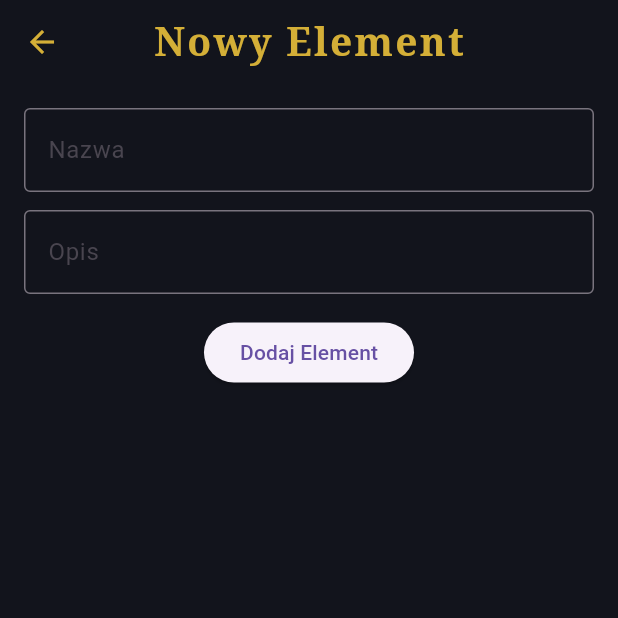
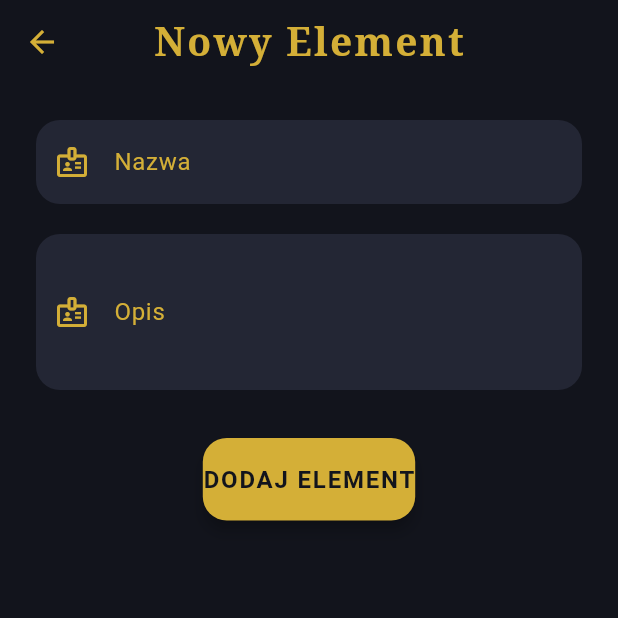
Before and after one commit to Maciej178914/PotterDex, a Flutter app: the SelectedListScreen screen opened directly with empty values, after a tap on the "add" icon, on a phone screen of 412 x 824 dp, the top half of it. Run offline on Flutter 3.47's test engine with Material 3 defaults, Android fonts, the phone set to English and light mode, and no system bars; our stand-ins replace hive_ce_flutter; accounts and stored records are empty; network calls fail.

Commit message:
lokalna bazy danych Hive | implementacja, wykorzystanie

```diff
--- a/lib/main.dart
+++ b/lib/main.dart
@@ -1,10 +1,18 @@
 import 'package:flutter/material.dart';
 import 'package:http/http.dart' as http;
 import 'package:hive_ce_flutter/hive_flutter.dart';
-import 'package:hive_ce/hive.dart';
 import 'dart:convert';
 
-void main() {
+void main() async {
+  WidgetsFlutterBinding.ensureInitialized();
+
+  await Hive.initFlutter();
+  await Hive.openBox("Postacie");
+  await Hive.openBox("Zaklecia");
+  await Hive.openBox("Studenci");
+  await Hive.openBox("Personel");
+  await Hive.openBox("Ulubione");
+
   runApp(const MyApp());
 }
 
@@ -58,7 +66,7 @@ class _HomeScreenState extends State<HomeScreen> {
 
   final List<Map<String, dynamic>> categories = [
     {"title": "Postacie", "icon": Icons.people_alt_outlined},
-    {"title": "Zaklęcia", "icon": Icons.auto_fix_high},
+    {"title": "Zaklecia", "icon": Icons.auto_fix_high},
     {"title": "Studenci", "icon": Icons.school},
     {"title": "Personel", "icon": Icons.home_repair_service},
   ];
@@ -140,28 +148,6 @@ class _HomeScreenState extends State<HomeScreen> {
   }
 }
 
-class Record {
-  final String id, name, description, image;
-
-  Record(this.image, {required this.id, required this.name, required this.description});
-}
-
-class RecordCard extends StatelessWidget{
-  final Record record;
-
-  const RecordCard({super.key, required this.record});
-
-  @override
-  Widget build(BuildContext context) {
-    return Card(
-      child: ListTile(
-        title: Text(record.name),
-        subtitle: Text(record.description),
-      ),
-    );
-  }
-}
-
 class SelectedListScreen extends StatefulWidget {
   final name;
 
@@ -172,21 +158,27 @@ class SelectedListScreen extends StatefulWidget {
 }
 
 class _SelectedListScreenState extends State<SelectedListScreen> {
-  final nameOfPage;
+  final String nameOfPage;
   bool isAddButtonVisable = false;
   late Future<List<Record>> recordsFuture;
+  late String showPageName;
 
   _SelectedListScreenState({required this.nameOfPage});
 
   @override
   void initState() {
     super.initState();
+    showPageName = nameOfPage;
 
     if(nameOfPage != "Ulubione") {
       isAddButtonVisable = true;
-      recordsFuture = ApiService.fetchTasks(nameOfPage);
+      recordsFuture = loadRecords(nameOfPage);
     } else {
       recordsFuture = Future.value([]);
+    }
+
+    if(nameOfPage == "Zaklecia") {
+      showPageName = "Zaklęcia";
     }
   }
 
@@ -194,7 +186,7 @@ class _SelectedListScreenState extends State<SelectedListScreen> {
   Widget build(BuildContext context) {
     return Scaffold(
       appBar: AppBar(
-        title: Text("$nameOfPage"),
+        title: Text("$showPageName"),
       ),
       body: Center(
         child: Column(
@@ -238,12 +230,13 @@ class _SelectedListScreenState extends State<SelectedListScreen> {
           onPressed: () async {
             final Record? newRecord = await Navigator.push(
               context,
-              MaterialPageRoute(builder: (context) => AddRecordScreen()),
+              MaterialPageRoute(builder: (context) => AddRecordScreen(nameOfPage: nameOfPage)),
             );
 
             if(newRecord != null) {
               setState(() {
-                // recordsFuture.add(newRecord);
+                addRecord(nameOfPage, newRecord);
+                recordsFuture = loadRecords(nameOfPage);
               });
             }
           },
@@ -264,7 +257,9 @@ class _SelectedListScreenState extends State<SelectedListScreen> {
 }
 
 class AddRecordScreen extends StatelessWidget {
-  AddRecordScreen({super.key});
+  final String nameOfPage;
+
+  AddRecordScreen({super.key, required this.nameOfPage});
 
   final TextEditingController nameController = TextEditingController();
   final TextEditingController descriptionController = TextEditingController();
@@ -276,36 +271,139 @@ class AddRecordScreen extends StatelessWidget {
         title: Text("Nowy Element"),
       ),
       body: Padding(
-        padding: EdgeInsets.all(16),
+        padding: EdgeInsets.all(24.0),
         child: Column(
           children: [
             TextField(
               controller: nameController,
+              style: TextStyle(color: Color(0xFFEFEFEF)),
               decoration: InputDecoration(
                 labelText: "Nazwa",
-                border: OutlineInputBorder(),
+                labelStyle: TextStyle(color: Color(0xFFD4AF37)),
+                filled: true,
+                fillColor: const Color(0xFF232634),
+                prefixIcon: const Icon(Icons.badge_outlined, color: Color(0xFFD4AF37)),
+                border: OutlineInputBorder(
+                  borderRadius: BorderRadius.circular(16.0),
+                  borderSide: BorderSide.none,
+                ),
+                focusedBorder: OutlineInputBorder(
+                  borderRadius: BorderRadius.circular(16.0),
+                  borderSide: const BorderSide(color: Color(0xFFD4AF37), width: 2.0),
+                ),
               ),
             ),
-            SizedBox(height: 12,),
+
+            SizedBox(height: 20),
+
             TextField(
               controller: descriptionController,
+              style: TextStyle(color: Color(0xFFEFEFEF)),
+              maxLines: 3,
               decoration: InputDecoration(
                 labelText: "Opis",
-                border: OutlineInputBorder(),
+                labelStyle: TextStyle(color: Color(0xFFD4AF37)),
+                filled: true,
+                fillColor: const Color(0xFF232634),
+                prefixIcon: const Icon(Icons.badge_outlined, color: Color(0xFFD4AF37)),
+                border: OutlineInputBorder(
+                  borderRadius: BorderRadius.circular(16.0),
+                  borderSide: BorderSide.none,
+                ),
+                focusedBorder: OutlineInputBorder(
+                  borderRadius: BorderRadius.circular(16.0),
+                  borderSide: const BorderSide(color: Color(0xFFD4AF37), width: 2.0),
+                ),
               ),
             ),
-            SizedBox(height: 15,),
+
+            SizedBox(height: 32),
+
             ElevatedButton(onPressed: () {
               final newRecord = Record(
                 "",
-                id: "1",
+                id: generateRecordId(nameOfPage),
+                id_json: "",
                 name: nameController.text,
                 description: descriptionController.text
               );
               Navigator.pop(context, newRecord);
-            }, child: Text("Dodaj Element")),
+            },
+              style: ElevatedButton.styleFrom(
+                backgroundColor: const Color(0xFFD4AF37),
+                foregroundColor: const Color(0xFF12141C),
+                padding: const EdgeInsets.symmetric(vertical: 16),
+                shape: RoundedRectangleBorder(
+                  borderRadius: BorderRadius.circular(16.0),
+                ),
+                elevation: 4,
+              ),
+              child: Text(
+                "DODAJ ELEMENT",
+                style: TextStyle(
+                  fontSize: 16,
+                  fontWeight: FontWeight.bold,
+                  letterSpacing: 1.2,
+                ),
+              ),
+            ),
           ],
         ),
+      )
+    );
+  }
+}
+
+Map<String, int> recordsLength = {
+  "Postacie": 0,
+  "Zaklecia": 0,
+  "Studenci": 0,
+  "Personel": 0,
+  "Ulubione": 0,
+};
+int generateRecordId(String nameOfPage) {
+  recordsLength[nameOfPage] = recordsLength[nameOfPage]! + 1;
+  return recordsLength[nameOfPage]!;
+}
+
+class Record {
+  final String id_json, name, description, image;
+  final int id;
+
+  Record(this.image, {required this.id, required this.id_json, required this.name, required this.description});
+
+  Map<String, dynamic> toMap() {
+    return {
+      "id": id,
+      "id_json": id_json,
+      "name": name,
+      "description": description,
+      "image": image
+    };
+  }
+
+  factory Record.fromMap(Map map) {
+    return Record(
+        map["image"],
+        id: map["id"],
+        id_json: map["id_json"],
+        name: map["name"],
+        description: map["description"]
+    );
+  }
+}
+
+class RecordCard extends StatelessWidget{
+  final Record record;
+
+  const RecordCard({super.key, required this.record});
+
+  @override
+  Widget build(BuildContext context) {
+    return Card(
+      child: ListTile(
+        title: Text(record.name),
+        subtitle: Text(record.description),
       ),
     );
   }
@@ -314,13 +412,13 @@ class AddRecordScreen extends StatelessWidget {
 class ApiService {
   static const Map<String, dynamic> baseUrl = {
     "Postacie": "https://hp-api.onrender.com/api/characters",
-    "Zaklęcia": "https://hp-api.onrender.com/api/spells",
+    "Zaklecia": "https://hp-api.onrender.com/api/spells",
     "Studenci": "https://hp-api.onrender.com/api/characters/students",
     "Personel": "https://hp-api.onrender.com/api/characters/staff"
   };
 
-  static Future<List<Record>> fetchTasks(String pageTypeName) async {
-    final response = await http.get(Uri.parse("${baseUrl[pageTypeName]}"));
+  static Future<List<Record>> fetchRecords(String nameOfPage) async {
+    final response = await http.get(Uri.parse("${baseUrl[nameOfPage]}"));
 
     if (response.statusCode == 200) {
       final List<dynamic> data = jsonDecode(response.body);
@@ -328,7 +426,8 @@ class ApiService {
       return data.map((record) {
         return Record(
           record["image"] ?? "",
-          id: record["id"],
+          id: generateRecordId(nameOfPage),
+          id_json: record["id"],
           name: record["name"],
           description: record["description"] ?? record["actor"]
         );
@@ -338,3 +437,60 @@ class ApiService {
     }
   }
 }
+
+class LocalDatabase {
+  static List<Record> getRecords(String nameOfPage) {
+    return Hive.box(nameOfPage).values.map((item) {
+      return Record.fromMap(Map<String, dynamic>.from(item));
+    }).toList();
+  }
+
+  static Future<void> saveRecords(String nameOfPage, List<Record> records) async {
+    await Hive.box(nameOfPage).clear();
+
+    for(final record in records) {
+      await Hive.box(nameOfPage).put(record.id, record.toMap());
+    }
+  }
+
+  static Future<void> addRecord(String nameOfPage, Record record) async {
+    await Hive.box(nameOfPage).put(record.id, record.toMap());
+  }
+
+  static Future<void> updateRecord(String nameOfPage, Record record) async {
+    await Hive.box(nameOfPage).put(record.id, record.toMap());
+  }
+
+  static Future<void> deleteRecord(String nameOfPage, int id) async {
+    await Hive.box(nameOfPage).delete(id);
+  }
+
+  static Future<void> deleteAllRecords(String nameOfPage) async {
+    await Hive.box(nameOfPage).clear();
+  }
+
+  static bool isEmpty(String nameOfPage) {
+    return Hive.box(nameOfPage).isEmpty;
+  }
+}
+
+class SyncService {
+  static Future<void> loadInitialDataIfNeeded(String nameOfPage) async {
+    if(!LocalDatabase.isEmpty(nameOfPage)) {
+      return;
+    }
+
+    final records = await ApiService.fetchRecords(nameOfPage);
+    await LocalDatabase.saveRecords(nameOfPage, records);
+  }
+}
+
+Future<List<Record>> loadRecords(String nameOfPage) async {
+  await SyncService.loadInitialDataIfNeeded(nameOfPage);
+  return LocalDatabase.getRecords(nameOfPage);
+}
+
+Future<void> addRecord(String nameOfPage, Record record) async {
+  await LocalDatabase.addRecord(nameOfPage, record);
+  await loadRecords(nameOfPage);
+}
```
